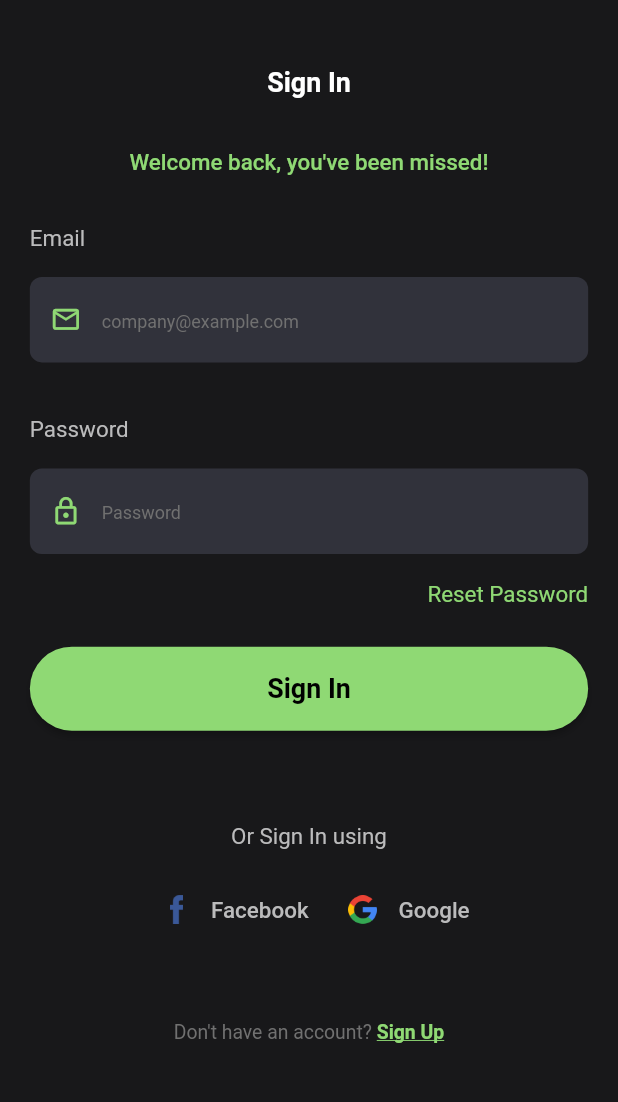
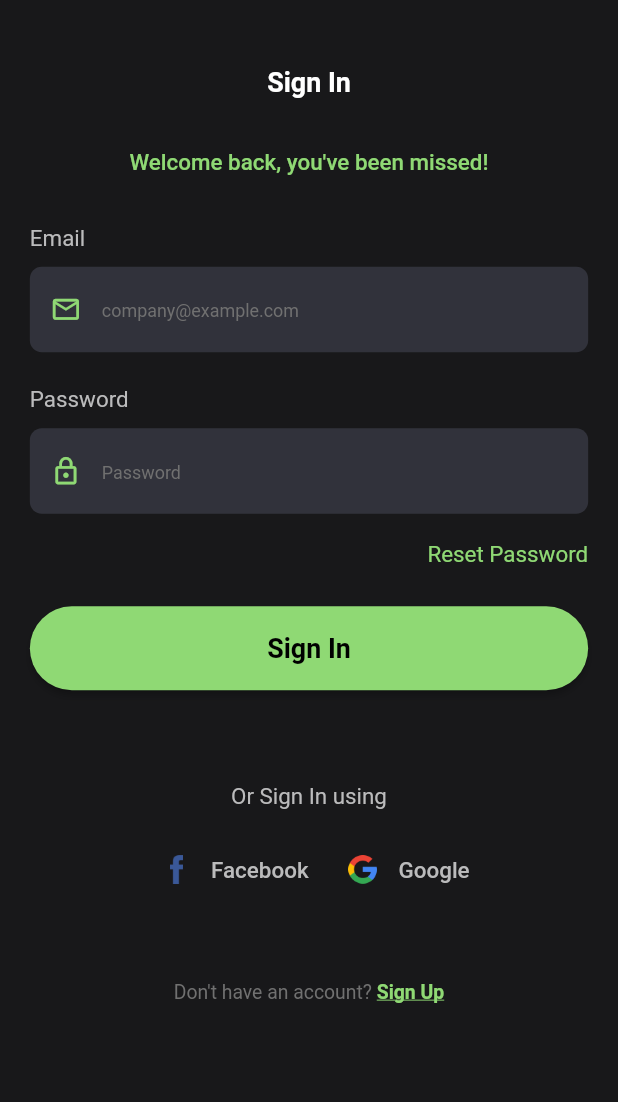
Before and after one commit to kokodavid/Sported, a Flutter app: the screen it shows after launch, on a phone screen of 412 x 824 dp, the part 115-1217 px from its top. Run offline on Flutter 3.47's test engine with Material 2 defaults, Android fonts, the phone set to English and light mode, and no system bars; our stand-ins replace cloud_firestore, firebase_auth, firebase_core, firebase_storage, flutter_screenutil, get_it and 2 more; missing offline and left inert: keyboard_avoider; accounts and stored records are empty; statements that could not run were skipped.

```diff
--- a/lib/constants/constants.dart
+++ b/lib/constants/constants.dart
@@ -1,8 +1,17 @@
 import 'package:flutter/material.dart';
 import 'package:flutter_screenutil/flutter_screenutil.dart';
 
-TextStyle simpleTextStyle = TextStyle(color: Colors.white, fontSize: 16);
+TextStyle regularStyle = TextStyle(
+  color: Color(0xffBBBBBC),
+  fontSize: 15.sp,
+);
 
-TextStyle mediumTextStyle = TextStyle(color: Colors.white, fontSize: 17);
+TextStyle labelStyle = TextStyle(
+  fontSize: 14.sp,
+  color: Color(0xff707070),
+);
 
-TextStyle regularText = TextStyle(color: Color(0xffBBBBBC), fontSize: 15.sp);
+TextStyle hintStyle = TextStyle(
+  fontSize: 12.sp,
+  color: Color(0xff707070),
+);
--- a/lib/widgets/form_input_decoration.dart
+++ b/lib/helper/form_input_decoration.dart
@@ -1,17 +1,23 @@
 import 'package:flutter/material.dart';
 import 'package:flutter_screenutil/flutter_screenutil.dart';
+import 'package:sported_app/constants/constants.dart';
 
-InputDecoration formInputDecoration({String hintText, IconData prefixIcon}) {
+InputDecoration formInputDecoration({
+  String hintText,
+  String labelText,
+  IconData prefixIcon,
+  bool isDense,
+}) {
   return InputDecoration(
     hintText: hintText,
+    labelText: labelText,
     alignLabelWithHint: true,
+    isDense: isDense,
     enabled: true,
     fillColor: Color(0xff31323B),
     filled: true,
-    hintStyle: TextStyle(
-      fontSize: 12.sp,
-      color: Color(0xff707070),
-    ),
+    hintStyle: hintStyle,
+    labelStyle: labelStyle,
     prefixIcon: Icon(
       prefixIcon,
       color: Color(0xff8FD974),
@@ -21,19 +27,19 @@ InputDecoration formInputDecoration({String hintText, IconData prefixIcon}) {
       borderSide: BorderSide(
         style: BorderStyle.none,
       ),
-      borderRadius: BorderRadius.circular(8),
+      borderRadius: BorderRadius.circular(8.r),
     ),
     focusedBorder: OutlineInputBorder(
       borderSide: BorderSide(
         style: BorderStyle.none,
       ),
-      borderRadius: BorderRadius.circular(8),
+      borderRadius: BorderRadius.circular(8.r),
     ),
     enabledBorder: OutlineInputBorder(
       borderSide: BorderSide(
         style: BorderStyle.none,
       ),
-      borderRadius: BorderRadius.circular(8),
+      borderRadius: BorderRadius.circular(8.r),
     ),
   );
 }
--- a/lib/pages/sign_in_page.dart
+++ b/lib/pages/sign_in_page.dart
@@ -3,10 +3,11 @@ import 'package:flutter/material.dart';
 import 'package:flutter_screenutil/flutter_screenutil.dart';
 import 'package:sported_app/constants/constants.dart';
 import 'package:sported_app/locator.dart';
-import 'package:sported_app/screens/profile_screen.dart';
+import 'package:sported_app/screens/edit_profile_screen.dart';
 import 'package:sported_app/services/auth.dart';
 import 'package:sported_app/view_controller/user_controller.dart';
-import 'package:sported_app/widgets/form_input_decoration.dart';
+
+import 'file:///D:/LEWY/Dev/Projects/ROUGH/Flutter/SportedApp/lib/helper/form_input_decoration.dart';
 
 class SignInPage extends StatefulWidget {
   final Function toggle;
@@ -27,7 +28,7 @@ class _SignInPageState extends State<SignInPage> {
             email: emailTextEditingController.text,
             password: passWordTextEditingController.text,
           );
-      Navigator.pushReplacement(context, MaterialPageRoute(builder: (context) => ProfileScreen()));
+      Navigator.pushReplacement(context, MaterialPageRoute(builder: (context) => EditProfileScreen()));
     } catch (e) {
       print("Something went wrong!");
     }
@@ -101,7 +102,7 @@ class _SignInPageState extends State<SignInPage> {
                       ),
                     ),
 
-                    SizedBox(height: 16.0.h),
+                    SizedBox(height: 10.0.h),
 
                     //email field
                     TextFormField(
@@ -121,7 +122,7 @@ class _SignInPageState extends State<SignInPage> {
                       },
                     ),
 
-                    SizedBox(height: 32.0.h),
+                    SizedBox(height: 20.0.h),
 
                     //password title
                     Align(
@@ -135,7 +136,7 @@ class _SignInPageState extends State<SignInPage> {
                       ),
                     ),
 
-                    SizedBox(height: 16.0.h),
+                    SizedBox(height: 10.0.h),
 
                     //password field
                     TextFormField(
@@ -197,7 +198,7 @@ class _SignInPageState extends State<SignInPage> {
               //social sign in
               Text(
                 'Or Sign In using',
-                style: regularText,
+                style: regularStyle,
               ),
 
               SizedBox(height: 15.0.h),
@@ -225,7 +226,7 @@ class _SignInPageState extends State<SignInPage> {
                           ),
                         ),
                         SizedBox(width: 4.w),
-                        Text('Facebook', style: regularText),
+                        Text('Facebook', style: regularStyle),
                       ],
                     ),
                   ),
@@ -245,7 +246,7 @@ class _SignInPageState extends State<SignInPage> {
                           ),
                         ),
                         SizedBox(width: 4.w),
-                        Text('Google', style: regularText),
+                        Text('Google', style: regularStyle),
                       ],
                     ),
                   ),
```
Also changed, not shown: lib/pages/sign_up_page.dart (+20 -16 lines).
